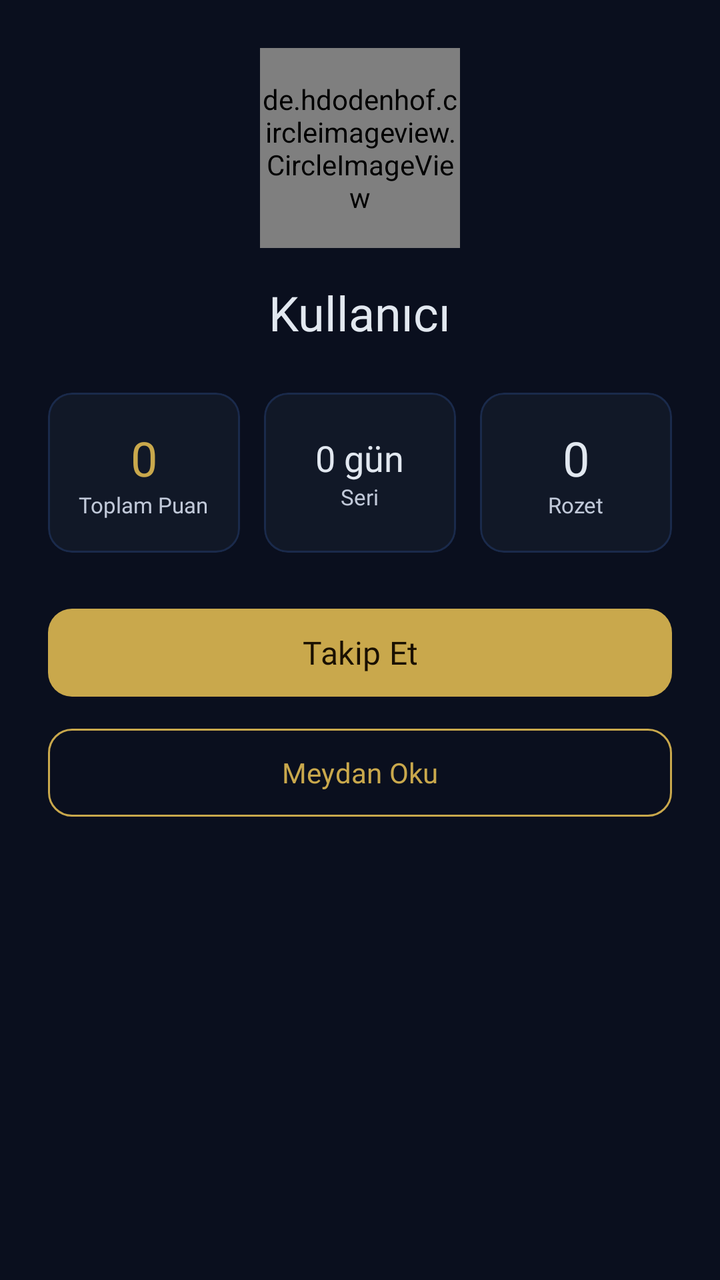
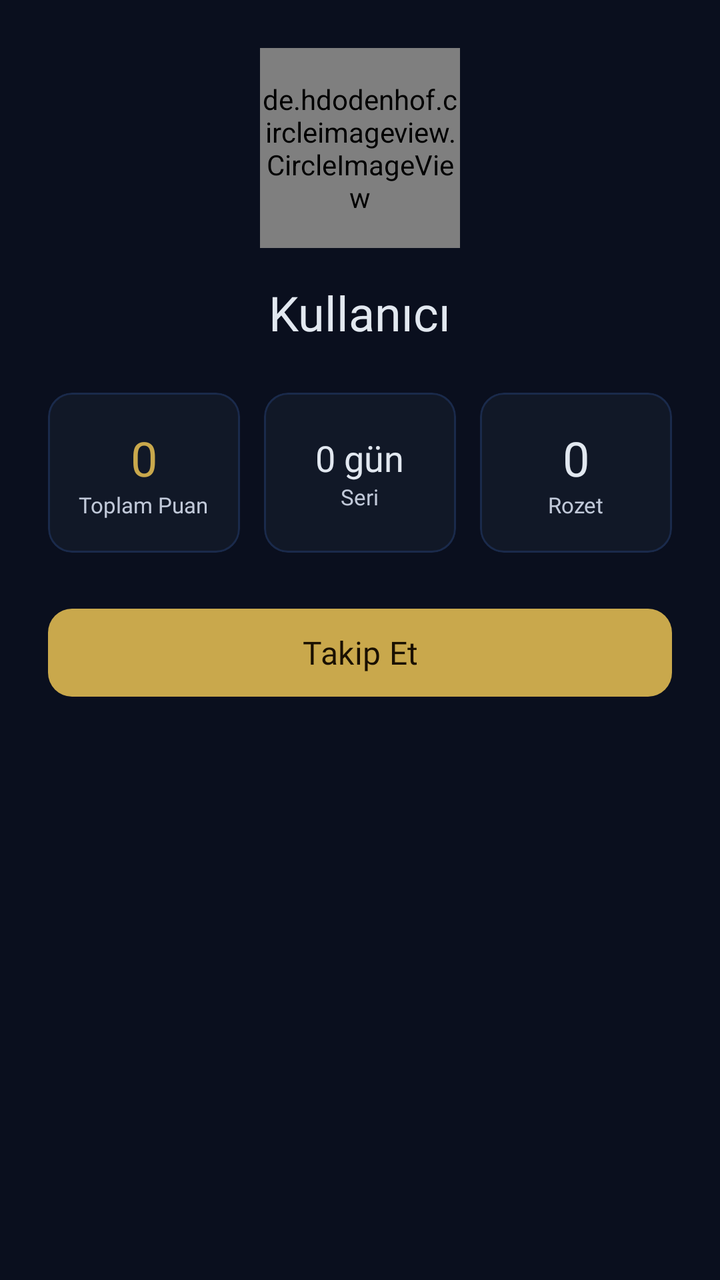

An Android layout rendered at two revisions. The XML below is the earlier revision; the diff shows what the commit changed to produce the second picture.
<!-- AndroidManifest.xml: application theme Theme.KPSSArena -->
<!-- res/layout/fragment_user_profile.xml -->
<?xml version="1.0" encoding="utf-8"?>
<ScrollView
    xmlns:android="http://schemas.android.com/apk/res/android"
    xmlns:app="http://schemas.android.com/apk/res-auto"
    android:layout_width="match_parent"
    android:layout_height="match_parent"
    android:background="@color/background">
    <LinearLayout
        android:layout_width="match_parent"
        android:layout_height="wrap_content"
        android:orientation="vertical"
        android:gravity="center_horizontal"
        android:padding="24dp">
        <de.hdodenhof.circleimageview.CircleImageView
            android:id="@+id/iv_avatar"

            android:layout_width="100dp"
            android:layout_height="100dp"
            android:src="@drawable/ic_default_avatar"
            app:civ_border_color="@color/primary"
            app:civ_border_width="3dp"
            android:layout_marginBottom="16dp" />
        <TextView
            android:id="@+id/tv_username"
            android:layout_width="wrap_content"
            android:layout_height="wrap_content"
            android:text="@string/default_username"
            android:textColor="@color/on_surface"
            android:textSize="24sp"
            android:fontFamily="@font/inter_bold"
            android:layout_marginBottom="24dp" />
        <LinearLayout
            android:layout_width="match_parent"
            android:layout_height="wrap_content"
            android:orientation="horizontal"
            android:layout_marginBottom="24dp">
            <com.google.android.material.card.MaterialCardView
                android:layout_width="0dp"
                android:layout_height="80dp"
                android:layout_weight="1"
                android:layout_marginEnd="8dp"
                app:cardCornerRadius="12dp"
                app:cardBackgroundColor="@color/surface">
                <LinearLayout
                    android:layout_width="match_parent"
                    android:layout_height="match_parent"
                    android:orientation="vertical"
                    android:gravity="center">
                    <TextView
                        android:id="@+id/tv_total_score"
                        android:layout_width="wrap_content"

                        android:layout_height="wrap_content"
                        android:text="@string/placeholder_zero"
                        android:textColor="@color/primary"
                        android:textSize="24sp"
                        android:fontFamily="@font/inter_bold" />
                    <TextView
                        android:layout_width="wrap_content"
                        android:layout_height="wrap_content"
                        android:text="@string/label_total_score"
                        android:textColor="@color/on_surface_variant"
                        android:textSize="11sp" />
                </LinearLayout>
            </com.google.android.material.card.MaterialCardView>
            <com.google.android.material.card.MaterialCardView
                android:layout_width="0dp"
                android:layout_height="80dp"
                android:layout_weight="1"
                android:layout_marginHorizontal="4dp"
                app:cardCornerRadius="12dp"
                app:cardBackgroundColor="@color/surface">
                <LinearLayout
                    android:layout_width="match_parent"
                    android:layout_height="match_parent"
                    android:orientation="vertical"
                    android:gravity="center">
                    <TextView
                        android:id="@+id/tv_streak"
                        android:layout_width="wrap_content"
                        android:layout_height="wrap_content"
                        android:text="@string/placeholder_streak_days_default"
                        android:textColor="@color/on_surface"
                        android:textSize="18sp"
                        android:fontFamily="@font/inter_bold" />

                    <TextView
                        android:layout_width="wrap_content"
                        android:layout_height="wrap_content"
                        android:text="@string/label_streak"
                        android:textColor="@color/on_surface_variant"
                        android:textSize="11sp" />
                </LinearLayout>
            </com.google.android.material.card.MaterialCardView>
            <com.google.android.material.card.MaterialCardView
                android:layout_width="0dp"
                android:layout_height="80dp"
                android:layout_weight="1"
                android:layout_marginStart="8dp"
                app:cardCornerRadius="12dp"
                app:cardBackgroundColor="@color/surface">
                <LinearLayout
                    android:layout_width="match_parent"
                    android:layout_height="match_parent"
                    android:orientation="vertical"
                    android:gravity="center">
                    <TextView
                        android:id="@+id/tv_badge_count"
                        android:layout_width="wrap_content"
                        android:layout_height="wrap_content"
                        android:text="@string/placeholder_zero"
                        android:textColor="@color/on_surface"
                        android:textSize="24sp"
                        android:fontFamily="@font/inter_bold" />
                    <TextView
                        android:layout_width="wrap_content"
                        android:layout_height="wrap_content"
                        android:text="@string/label_badge"
                        android:textColor="@color/on_surface_variant"
                        android:textSize="11sp" />

                </LinearLayout>
            </com.google.android.material.card.MaterialCardView>
        </LinearLayout>
        <com.google.android.material.button.MaterialButton
            android:id="@+id/btn_follow"
            style="@style/Widget.KPSSArena.Button"
            android:layout_width="match_parent"
            android:layout_height="52dp"
            android:text="@string/action_follow"
            android:textColor="@color/on_primary"
            app:backgroundTint="@color/primary"
            android:layout_marginBottom="8dp" />
        <com.google.android.material.button.MaterialButton
            android:id="@+id/btn_challenge"
            style="@style/Widget.KPSSArena.Button.Outlined"
            android:layout_width="match_parent"
            android:layout_height="52dp"
            android:text="@string/action_challenge" />
    </LinearLayout>
</ScrollView>
<!-- resources referenced by this layout -->
<resources>
  <color name="background">#0A0F1E</color>
  <color name="on_primary">#1A1000</color>
  <color name="on_surface">#E2E8F0</color>
  <color name="on_surface_variant">#C1C9D9</color>
  <color name="primary">#C9A84C</color>
  <color name="surface">#111827</color>
  <!-- drawable ic_default_avatar (drawable) -->
  <?xml version="1.0" encoding="utf-8"?>
  <vector xmlns:android="http://schemas.android.com/apk/res/android"
      android:width="100dp"
      android:height="100dp"
      android:viewportWidth="100"
      android:viewportHeight="100">
      <path
          android:fillColor="@color/outline"
          android:pathData="M50,50m-50,0a50,50 0,1 1,100 0a50,50 0,1 1,-100 0" />
      <path
          android:fillColor="@color/outline_variant"
          android:pathData="M50,20c-8.284,0 -15,6.716 -15,15c0,8.284 6.716,15 15,15c8.284,0 15,-6.716 15,-15c0,-8.284 -6.716,-15 -15,-15zM50,55c-16.569,0 -30,13.431 -30,30v10c0,2.761 2.239,5 5,5h50c2.761,0 5,-2.239 5,-5v-10c0,-16.569 -13.431,-30 -30,-30z" />
  </vector>
  <string name="action_challenge">Meydan Oku</string>
  <string name="action_follow">Takip Et</string>
  <string name="default_username">Kullanıcı</string>
  <string name="label_badge">Rozet</string>
  <string name="label_streak">Seri</string>
  <string name="label_total_score">Toplam Puan</string>
  <string name="placeholder_streak_days_default">0 gün</string>
  <string name="placeholder_zero">0</string>
  <style name="Widget.KPSSArena.Button" parent="Widget.Material3.Button">
          <item name="cornerRadius">12dp</item>
          <item name="android:textAllCaps">false</item>
          <item name="android:fontFamily">@font/inter_semibold</item>
          <item name="android:textSize">16sp</item>
          <item name="android:minHeight">56dp</item>
      </style>
  <style name="Widget.KPSSArena.Button.Outlined" parent="Widget.Material3.Button.OutlinedButton">
          <item name="cornerRadius">12dp</item>
          <item name="android:textAllCaps">false</item>
  
          <item name="strokeColor">@color/primary</item>
      </style>
  <color name="outline">#3A4A6B</color>
  <color name="outline_variant">#1A2A4B</color>
  <style name="ShapeAppearance.KPSSArena.Small" parent="ShapeAppearance.Material3.Corner.Small">
          <item name="cornerFamily">rounded</item>
          <item name="cornerSize">12dp</item>
      </style>
  <style name="ShapeAppearance.KPSSArena.Medium" parent="ShapeAppearance.Material3.Corner.Medium">
          <item name="cornerFamily">rounded</item>
          <item name="cornerSize">16dp</item>
      </style>
  <style name="ShapeAppearance.KPSSArena.Large" parent="ShapeAppearance.Material3.Corner.Large">
          <item name="cornerFamily">rounded</item>
          <item name="cornerSize">24dp</item>
      </style>
  <!-- unchanged entries left out for length: 1 -->
</resources>

<!-- the commit's change to res/layout/fragment_user_profile.xml (unified diff, before → after) -->
@@ -133,6 +133,7 @@
             android:layout_marginBottom="8dp" />
         <com.google.android.material.button.MaterialButton
             android:id="@+id/btn_challenge"
+            android:visibility="gone"
             style="@style/Widget.KPSSArena.Button.Outlined"
             android:layout_width="match_parent"
             android:layout_height="52dp"
